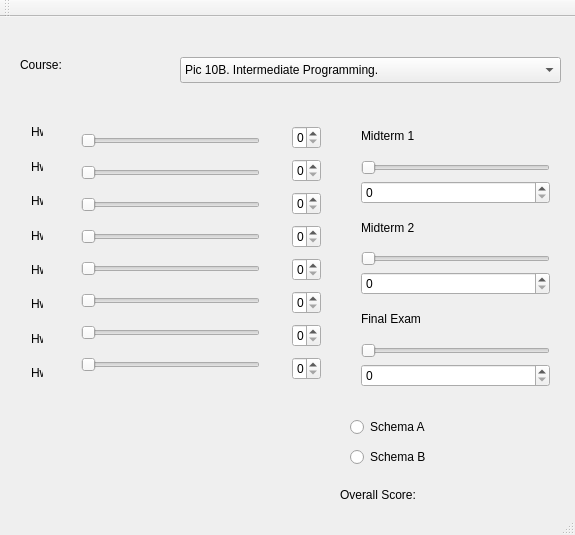
The window that mainwindow.ui (Saahil12/10C-HW2) describes before a commit, drawn with Qt 5.
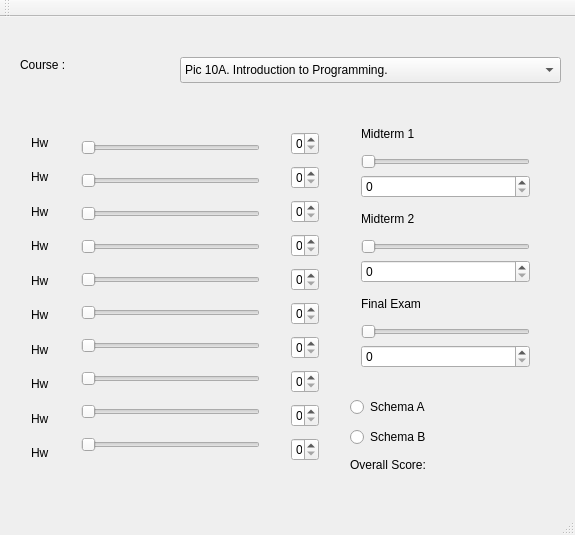
The same window after the commit.

```diff
--- a/mainwindow.ui
+++ b/mainwindow.ui
@@ -14,19 +14,6 @@
    <string>MainWindow</string>
   </property>
   <widget class="QWidget" name="centralWidget">
-   <widget class="QLabel" name="label_12">
-    <property name="geometry">
-     <rect>
-      <x>20</x>
-      <y>40</y>
-      <width>60</width>
-      <height>16</height>
-     </rect>
-    </property>
-    <property name="text">
-     <string>Course:</string>
-    </property>
-   </widget>
    <widget class="QComboBox" name="comboBox">
     <property name="geometry">
      <rect>
@@ -36,35 +23,22 @@
       <height>26</height>
      </rect>
     </property>
-    <item>
-     <property name="text">
-      <string>Pic 10B. Intermediate Programming.</string>
-     </property>
-    </item>
     <item>
      <property name="text">
       <string>Pic 10A. Introduction to Programming.</string>
      </property>
     </item>
-   </widget>
-   <widget class="QLabel" name="label_13">
-    <property name="geometry">
-     <rect>
-      <x>340</x>
-      <y>470</y>
-      <width>101</width>
-      <height>16</height>
-     </rect>
-    </property>
-    <property name="text">
-     <string>Overall Score:</string>
-    </property>
+    <item>
+     <property name="text">
+      <string>Pic 10B. Intermediate Programming.</string>
+     </property>
+    </item>
    </widget>
    <widget class="QRadioButton" name="radioButton">
     <property name="geometry">
      <rect>
       <x>350</x>
-      <y>400</y>
+      <y>380</y>
       <width>100</width>
       <height>20</height>
      </rect>
@@ -77,7 +51,7 @@
     <property name="geometry">
      <rect>
       <x>350</x>
-      <y>430</y>
+      <y>410</y>
       <width>100</width>
       <height>20</height>
      </rect>
@@ -86,54 +60,59 @@
      <string>Schema B</string>
     </property>
    </widget>
-   <widget class="QWidget" name="layoutWidget">
+   <widget class="QLabel" name="label_course">
     <property name="geometry">
      <rect>
+      <x>20</x>
+      <y>40</y>
+      <width>60</width>
+      <height>16</height>
+     </rect>
+    </property>
+    <property name="text">
+     <string>Course :</string>
+    </property>
+   </widget>
+   <widget class="QLabel" name="label_overallScore">
+    <property name="geometry">
+     <rect>
       <x>350</x>
-      <y>90</y>
-      <width>211</width>
-      <height>291</height>
+      <y>440</y>
+      <width>91</width>
+      <height>16</height>
+     </rect>
+    </property>
+    <property name="text">
+     <string>Overall Score:</string>
+    </property>
+   </widget>
+   <widget class="QLabel" name="label_14">
+    <property name="geometry">
+     <rect>
+      <x>440</x>
+      <y>440</y>
+      <width>60</width>
+      <height>16</height>
+     </rect>
+    </property>
+    <property name="text">
+     <string/>
+    </property>
+   </widget>
+   <widget class="QWidget" name="">
+    <property name="geometry">
+     <rect>
+      <x>350</x>
+      <y>91</y>
+      <width>191</width>
+      <height>271</height>
      </rect>
     </property>
     <layout class="QVBoxLayout" name="verticalLayout_3">
-     <item>
-      <widget class="QLabel" name="label_9">
-       <property name="text">
-        <string>Midterm 1</string>
-       </property>
-      </widget>
-     </item>
-     <item>
-      <widget class="QSlider" name="horizontalSlider_9">
-       <property name="orientation">
-        <enum>Qt::Horizontal</enum>
-       </property>
-      </widget>
-     </item>
-     <item>
-      <widget class="QSpinBox" name="spinBox_9"/>
-     </item>
-     <item>
-      <widget class="QLabel" name="label_10">
-       <property name="text">
-        <string>Midterm 2</string>
-       </property>
-      </widget>
-     </item>
-     <item>
-      <widget class="QSlider" name="horizontalSlider_10">
-       <property name="orientation">
-        <enum>Qt::Horizontal</enum>
-       </property>
-      </widget>
-     </item>
-     <item>
-      <widget class="QSpinBox" name="spinBox_10"/>
-     </item>
      <item>
       <widget class="QLabel" name="label_11">
        <property name="text">
-        <string>Final Exam</string>
+        <string>Midterm 1</string>
        </property>
       </widget>
      </item>
@@ -147,83 +126,173 @@
      <item>
       <widget class="QSpinBox" name="spinBox_11"/>
      </item>
+     <item>
+      <widget class="QLabel" name="label_12">
+       <property name="text">
+        <string>Midterm 2</string>
+       </property>
+      </widget>
+     </item>
+     <item>
+      <widget class="QSlider" name="horizontalSlider_12">
+       <property name="orientation">
+        <enum>Qt::Horizontal</enum>
+       </property>
+      </widget>
+     </item>
+     <item>
+      <widget class="QSpinBox" name="spinBox_12"/>
+     </item>
+     <item>
+      <widget class="QLabel" name="label_13">
+       <property name="text">
+        <string>Final Exam</string>
+       </property>
+      </widget>
+     </item>
+     <item>
+      <widget class="QSlider" name="horizontalSlider_13">
+       <property name="orientation">
+        <enum>Qt::Horizontal</enum>
+       </property>
+      </widget>
+     </item>
+     <item>
+      <widget class="QSpinBox" name="spinBox_13"/>
+     </item>
     </layout>
    </widget>
-   <widget class="QWidget" name="layoutWidget">
+   <widget class="QWidget" name="">
     <property name="geometry">
      <rect>
-      <x>20</x>
-      <y>90</y>
-      <width>34</width>
-      <height>291</height>
+      <x>280</x>
+      <y>99</y>
+      <width>50</width>
+      <height>366</height>
      </rect>
     </property>
     <layout class="QVBoxLayout" name="verticalLayout_4">
      <item>
-      <widget class="QLabel" name="label_5">
+      <widget class="QSpinBox" name="spinBox"/>
+     </item>
+     <item>
+      <widget class="QSpinBox" name="spinBox_2"/>
+     </item>
+     <item>
+      <widget class="QSpinBox" name="spinBox_3"/>
+     </item>
+     <item>
+      <widget class="QSpinBox" name="spinBox_4"/>
+     </item>
+     <item>
+      <widget class="QSpinBox" name="spinBox_5"/>
+     </item>
+     <item>
+      <widget class="QSpinBox" name="spinBox_6"/>
+     </item>
+     <item>
+      <widget class="QSpinBox" name="spinBox_7"/>
+     </item>
+     <item>
+      <widget class="QSpinBox" name="spinBox_8"/>
+     </item>
+     <item>
+      <widget class="QSpinBox" name="spinBox_9"/>
+     </item>
+     <item>
+      <widget class="QSpinBox" name="spinBox_10"/>
+     </item>
+    </layout>
+   </widget>
+   <widget class="QWidget" name="">
+    <property name="geometry">
+     <rect>
+      <x>20</x>
+      <y>100</y>
+      <width>41</width>
+      <height>361</height>
+     </rect>
+    </property>
+    <layout class="QVBoxLayout" name="verticalLayout_2">
+     <item>
+      <widget class="QLabel" name="label">
        <property name="text">
         <string>Hw 1</string>
        </property>
       </widget>
      </item>
      <item>
-      <widget class="QLabel" name="label_7">
+      <widget class="QLabel" name="label_2">
        <property name="text">
         <string>Hw 2</string>
        </property>
       </widget>
      </item>
      <item>
-      <widget class="QLabel" name="label_6">
+      <widget class="QLabel" name="label_3">
        <property name="text">
         <string>Hw 3</string>
        </property>
       </widget>
      </item>
      <item>
-      <widget class="QLabel" name="label_2">
+      <widget class="QLabel" name="label_4">
        <property name="text">
         <string>Hw 4</string>
        </property>
       </widget>
      </item>
      <item>
-      <widget class="QLabel" name="label">
+      <widget class="QLabel" name="label_5">
        <property name="text">
         <string>Hw 5</string>
        </property>
       </widget>
      </item>
      <item>
-      <widget class="QLabel" name="label_8">
+      <widget class="QLabel" name="label_6">
        <property name="text">
         <string>Hw 6</string>
        </property>
       </widget>
      </item>
      <item>
-      <widget class="QLabel" name="label_3">
+      <widget class="QLabel" name="label_7">
        <property name="text">
         <string>Hw 7</string>
        </property>
       </widget>
      </item>
      <item>
-      <widget class="QLabel" name="label_4">
+      <widget class="QLabel" name="label_8">
        <property name="text">
         <string>Hw 8</string>
        </property>
       </widget>
      </item>
+     <item>
+      <widget class="QLabel" name="label_9">
+       <property name="text">
+        <string>Hw 9</string>
+       </property>
+      </widget>
+     </item>
+     <item>
+      <widget class="QLabel" name="label_10">
+       <property name="text">
+        <string>Hw 10</string>
+       </property>
+      </widget>
+     </item>
     </layout>
    </widget>
-   <widget class="QWidget" name="layoutWidget">
+   <widget class="QWidget" name="">
     <property name="geometry">
      <rect>
       <x>70</x>
-      <y>94</y>
+      <y>100</y>
       <width>201</width>
-      <height>291</height>
+      <height>364</height>
      </rect>
     </property>
     <layout class="QVBoxLayout" name="verticalLayout">
@@ -283,57 +352,22 @@
        </property>
       </widget>
      </item>
-    </layout>
-   </widget>
-   <widget class="QWidget" name="layoutWidget">
-    <property name="geometry">
-     <rect>
-      <x>281</x>
-      <y>94</y>
-      <width>51</width>
-      <height>291</height>
-     </rect>
-    </property>
-    <layout class="QVBoxLayout" name="verticalLayout_2">
      <item>
-      <widget class="QSpinBox" name="spinBox"/>
+      <widget class="QSlider" name="horizontalSlider_9">
+       <property name="orientation">
+        <enum>Qt::Horizontal</enum>
+       </property>
+      </widget>
      </item>
      <item>
-      <widget class="QSpinBox" name="spinBox_2"/>
+      <widget class="QSlider" name="horizontalSlider_10">
+       <property name="orientation">
+        <enum>Qt::Horizontal</enum>
+       </property>
+      </widget>
      </item>
-     <item>
-      <widget class="QSpinBox" name="spinBox_3"/>
-     </item>
-     <item>
-      <widget class="QSpinBox" name="spinBox_4"/>
-     </item>
-     <item>
-      <widget class="QSpinBox" name="spinBox_5"/>
-     </item>
-     <item>
-      <widget class="QSpinBox" name="spinBox_6"/>
-     </item>
-     <item>
-      <widget class="QSpinBox" name="spinBox_7"/>
-     </item>
-     <item>
-      <widget class="QSpinBox" name="spinBox_8"/>
-     </item>
     </layout>
    </widget>
-   <widget class="QLabel" name="label_14">
-    <property name="geometry">
-     <rect>
-      <x>430</x>
-      <y>470</y>
-      <width>60</width>
-      <height>16</height>
-     </rect>
-    </property>
-    <property name="text">
-     <string/>
-    </property>
-   </widget>
   </widget>
   <widget class="QMenuBar" name="menuBar">
    <property name="geometry">
```
